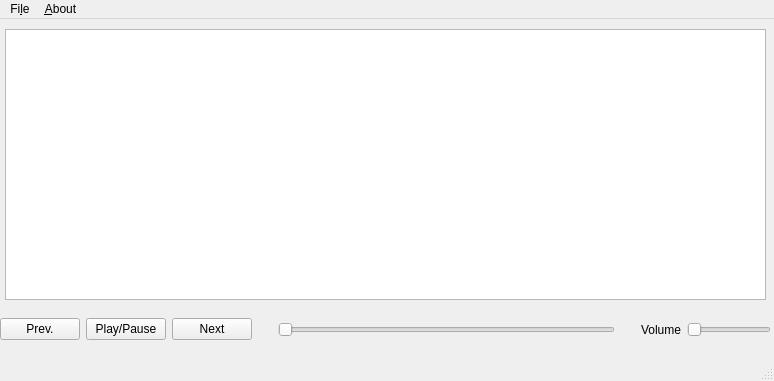
hamaMk/june-player, file views/home.ui: the form before one commit.
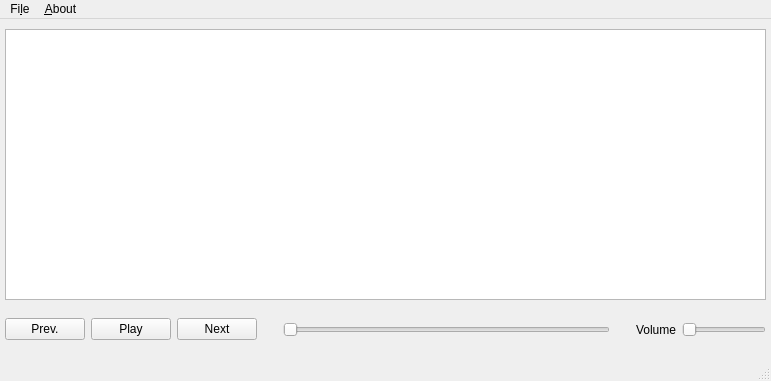
The form after the commit.

Commit message: aligned button

Diff of the .ui file:
```diff
--- a/views/home.ui
+++ b/views/home.ui
@@ -6,7 +6,7 @@
    <rect>
     <x>0</x>
     <y>0</y>
-    <width>774</width>
+    <width>771</width>
     <height>381</height>
    </rect>
   </property>
@@ -27,6 +27,22 @@
      </rect>
     </property>
     <layout class="QHBoxLayout" name="horizontalLayout">
+     <item>
+      <spacer name="horizontalSpacer_3">
+       <property name="orientation">
+        <enum>Qt::Horizontal</enum>
+       </property>
+       <property name="sizeType">
+        <enum>QSizePolicy::Fixed</enum>
+       </property>
+       <property name="sizeHint" stdset="0">
+        <size>
+         <width>5</width>
+         <height>5</height>
+        </size>
+       </property>
+      </spacer>
+     </item>
      <item>
       <widget class="QPushButton" name="btnPrev">
        <property name="text">
@@ -37,7 +53,7 @@
      <item>
       <widget class="QPushButton" name="btnPlayPause">
        <property name="text">
-        <string>Play/Pause</string>
+        <string>Play</string>
        </property>
       </widget>
      </item>
@@ -116,6 +132,22 @@
        </property>
       </widget>
      </item>
+     <item>
+      <spacer name="horizontalSpacer_4">
+       <property name="orientation">
+        <enum>Qt::Horizontal</enum>
+       </property>
+       <property name="sizeType">
+        <enum>QSizePolicy::Fixed</enum>
+       </property>
+       <property name="sizeHint" stdset="0">
+        <size>
+         <width>5</width>
+         <height>20</height>
+        </size>
+       </property>
+      </spacer>
+     </item>
     </layout>
    </widget>
    <widget class="QListView" name="listView">
@@ -134,7 +166,7 @@
     <rect>
      <x>0</x>
      <y>0</y>
-     <width>774</width>
+     <width>771</width>
      <height>22</height>
     </rect>
    </property>
```
